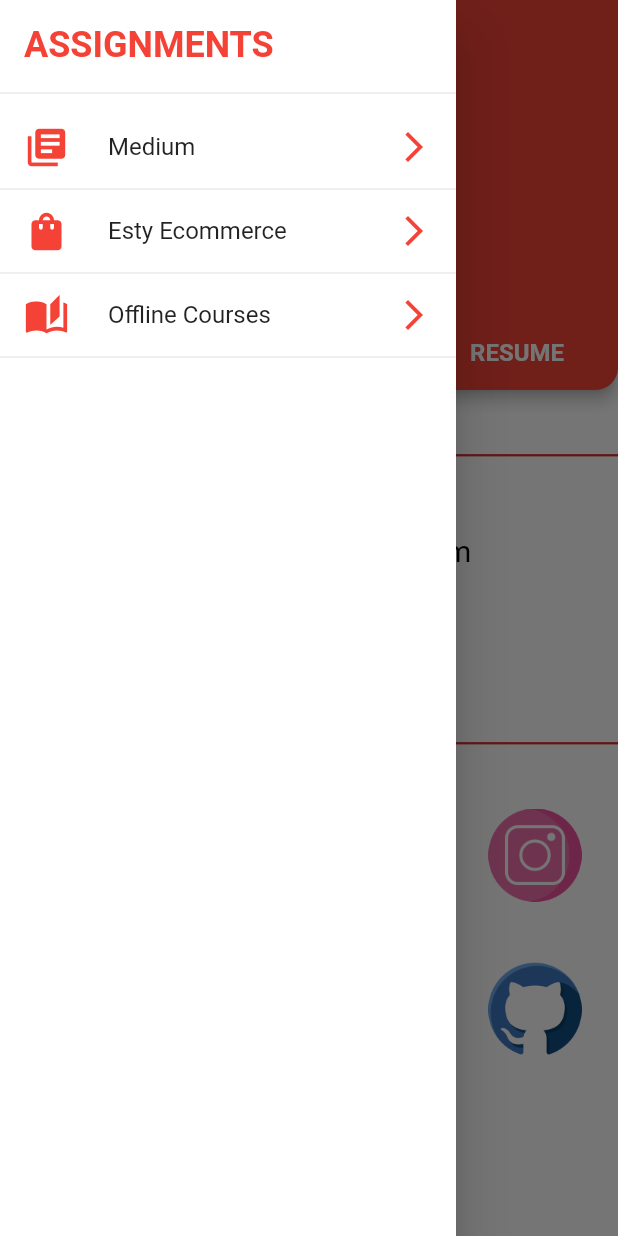
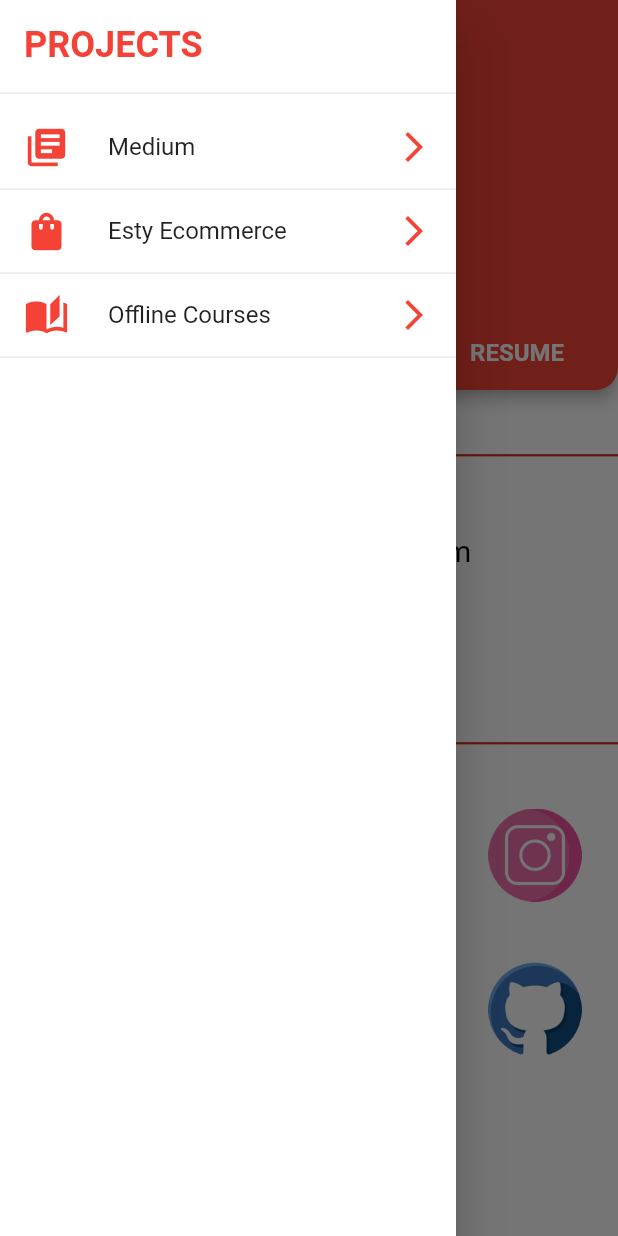
Before and after one commit to nischal08/bio_app, a Flutter app: the screen it shows after launch, with the side drawer open, on a phone screen of 412 x 824 dp. Run offline on Flutter 3.47's test engine with Material 2 defaults, Android fonts, the phone set to English and light mode, and no system bars; our stand-ins replace webview_flutter; missing offline and left inert: flutter_pdfview.

```diff
--- a/lib/main.dart
+++ b/lib/main.dart
@@ -6,7 +6,6 @@ import 'package:bio_app/screen/web_view_screen.dart';
 import 'package:bio_app/screen/website-menus_screen.dart';
 import 'package:flutter/material.dart';
 import 'package:provider/provider.dart';
-
 import 'controller.dart/data.dart';
 
 void main() {
--- a/lib/widgets/home_appbar.dart
+++ b/lib/widgets/home_appbar.dart
@@ -74,10 +74,14 @@ class MainAppbar extends StatelessWidget {
   }
 
   Row _profileInfo(BuildContext context) {
+    DateTime birthdate= DateTime.parse("1997-11-14");
+    DateTime dateTimeNow=DateTime.now();
+    final differenceInYears=(dateTimeNow.difference(birthdate).inDays/365).toStringAsFixed(0);
+    print(differenceInYears);
     return Row(
       mainAxisAlignment: MainAxisAlignment.spaceBetween,
       children: [
-        subtitleText(context, text: "Age : 24",),
+        subtitleText(context, text: "Age : $differenceInYears",),
         ElevatedButton.icon(
           style: ButtonStyle(
             elevation: MaterialStateProperty.all<double>(0),
--- a/lib/widgets/home_drawer.dart
+++ b/lib/widgets/home_drawer.dart
@@ -12,7 +12,7 @@ class MainDrawer extends StatelessWidget {
           height: 70,
           child: DrawerHeader(
             child: Text(
-              "Assignments".toUpperCase(),
+              "Projects".toUpperCase(),
               style: Theme.of(context).textTheme.headline5!.copyWith(
                   fontWeight: FontWeight.bold,
                   color: Theme.of(context).primaryColor),
```
